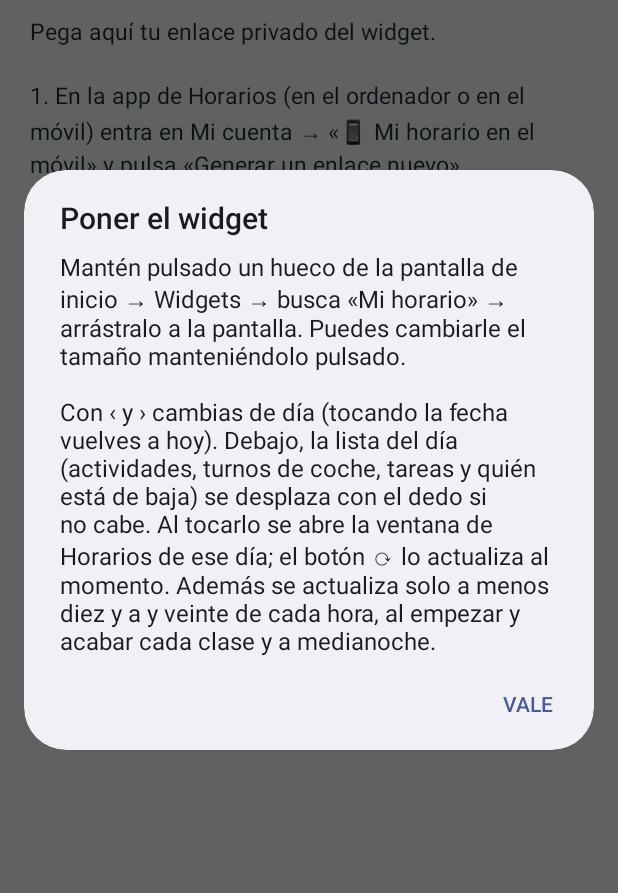
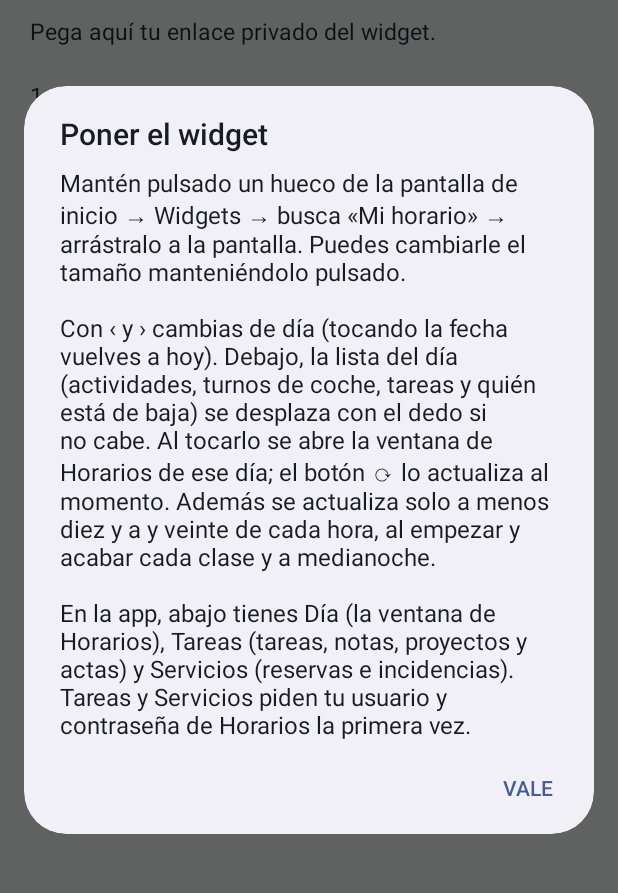
Before and after one commit to juaniruela/mihorario-android, an Android app: the screen it shows after launch (MainActivity), in the options menu, after a tap on "Cómo poner el widget", on a phone screen of 412 x 824 dp, the part 158-1051 px from its top. Run offline under Robolectric (Android 15) with nearby library versions, the phone set to English and light mode, and no system bars.

Commit message:
Mi horario 1.5: strings.xml [skip ci]

```diff
--- a/app/src/main/res/values/strings.xml
+++ b/app/src/main/res/values/strings.xml
@@ -5,7 +5,7 @@
     <string name="widget_desc">Tu horario del día, turnos de coche, tareas y bajas (solo consulta)</string>
     <string name="titulo_config">Mi horario · IES Alfaguara</string>
     <string name="ayuda">Pega aquí tu enlace privado del widget.\n\n1. En la app de Horarios (en el ordenador o en el móvil) entra en Mi cuenta → «📱 Mi horario en el móvil» y pulsa «Generar un enlace nuevo».\n2. Pulsa «Copiar enlace de la ventana» (o escanea el QR, abre el enlace y en Chrome usa Compartir → Mi horario).\n3. Vuelve aquí, pulsa «Pegar» y «Guardar».\n\nDespués añade el widget: mantén pulsado un hueco de la pantalla de inicio → Widgets → Mi horario.</string>
-    <string name="como_widget">Mantén pulsado un hueco de la pantalla de inicio → Widgets → busca «Mi horario» → arrástralo a la pantalla. Puedes cambiarle el tamaño manteniéndolo pulsado.\n\nCon ‹ y › cambias de día (tocando la fecha vuelves a hoy). Debajo, la lista del día (actividades, turnos de coche, tareas y quién está de baja) se desplaza con el dedo si no cabe. Al tocarlo se abre la ventana de Horarios de ese día; el botón ⟳ lo actualiza al momento. Además se actualiza solo a menos diez y a y veinte de cada hora, al empezar y acabar cada clase y a medianoche.</string>
+    <string name="como_widget">Mantén pulsado un hueco de la pantalla de inicio → Widgets → busca «Mi horario» → arrástralo a la pantalla. Puedes cambiarle el tamaño manteniéndolo pulsado.\n\nCon ‹ y › cambias de día (tocando la fecha vuelves a hoy). Debajo, la lista del día (actividades, turnos de coche, tareas y quién está de baja) se desplaza con el dedo si no cabe. Al tocarlo se abre la ventana de Horarios de ese día; el botón ⟳ lo actualiza al momento. Además se actualiza solo a menos diez y a y veinte de cada hora, al empezar y acabar cada clase y a medianoche.\n\nEn la app, abajo tienes Día (la ventana de Horarios), Tareas (tareas, notas, proyectos y actas) y Servicios (reservas e incidencias). Tareas y Servicios piden tu usuario y contraseña de Horarios la primera vez.</string>
     <string name="pegar">Pegar</string>
     <string name="guardar">Guardar</string>
     <string name="actualizar">Actualizar</string>
```
